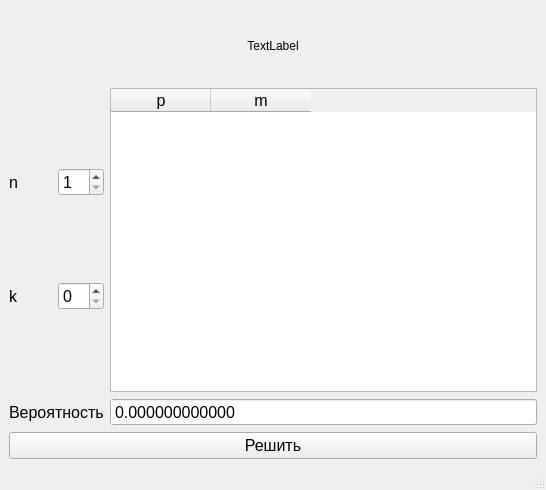
Old version of the form ui.ui in the repository DedZinoviy/terver_lab3_plynomial_formula.
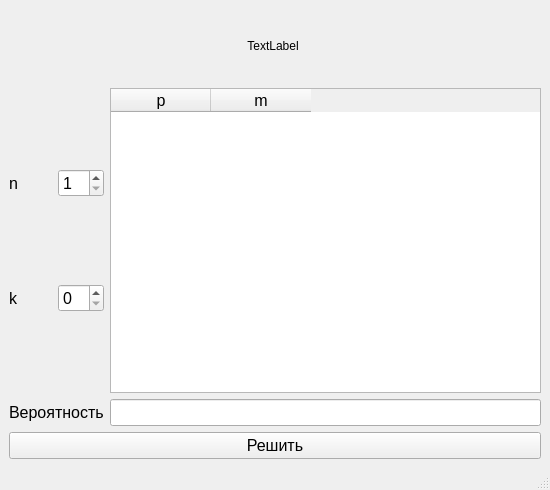
New version of the form.

```diff
--- a/ui.ui
+++ b/ui.ui
@@ -6,7 +6,7 @@
    <rect>
     <x>0</x>
     <y>0</y>
-    <width>540</width>
+    <width>550</width>
     <height>490</height>
    </rect>
   </property>
@@ -61,24 +61,6 @@
         </column>
        </widget>
       </item>
-      <item row="1" column="1">
-       <widget class="QDoubleSpinBox" name="result_SpinBox">
-        <property name="font">
-         <font>
-          <pointsize>12</pointsize>
-         </font>
-        </property>
-        <property name="readOnly">
-         <bool>true</bool>
-        </property>
-        <property name="buttonSymbols">
-         <enum>QAbstractSpinBox::NoButtons</enum>
-        </property>
-        <property name="decimals">
-         <number>12</number>
-        </property>
-       </widget>
-      </item>
       <item row="0" column="0">
        <layout class="QGridLayout" name="gridLayout">
         <item row="1" column="0">
@@ -140,6 +122,18 @@
         </property>
        </widget>
       </item>
+      <item row="1" column="1">
+       <widget class="QLineEdit" name="resultEdit">
+        <property name="font">
+         <font>
+          <pointsize>12</pointsize>
+         </font>
+        </property>
+        <property name="readOnly">
+         <bool>true</bool>
+        </property>
+       </widget>
+      </item>
      </layout>
     </item>
     <item>
```
Left out of the diff: 2 changed lines with no effect on the pictures.
